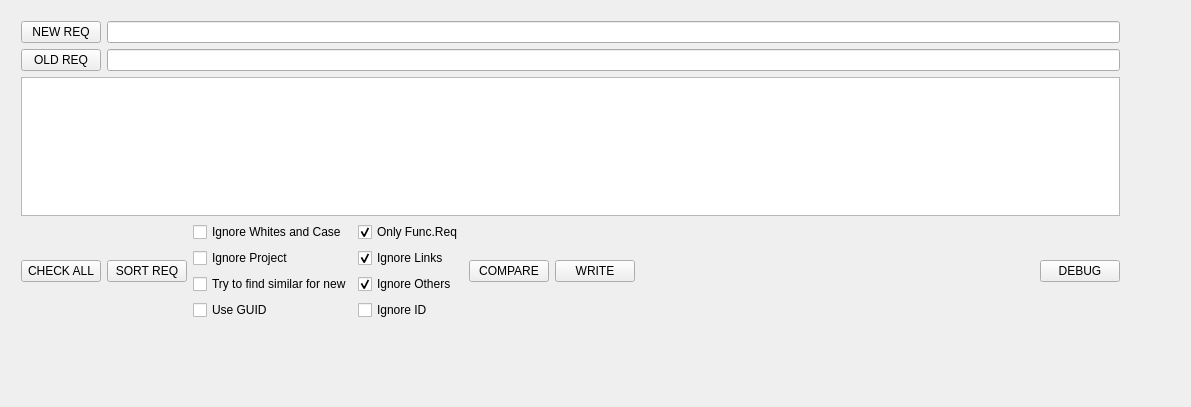
Old version of the form CompareReqGUI/mainwindow.ui in the repository svobodapraha/CompareReqGUI.
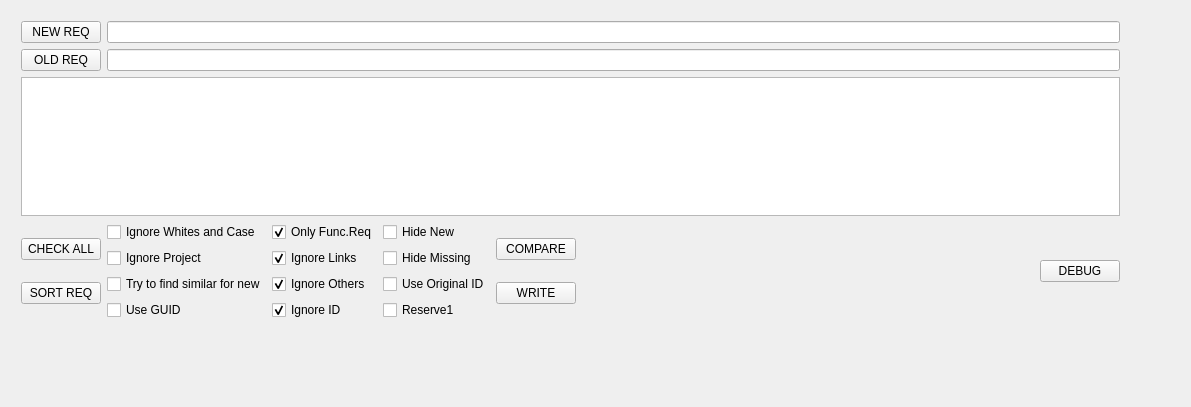
New version of the form.

Commit message: Porovnání podle original ID, skrytí new a missing

Patch:
```diff
--- a/CompareReqGUI/mainwindow.ui
+++ b/CompareReqGUI/mainwindow.ui
@@ -75,6 +75,8 @@
         <enum>QLayout::SetDefaultConstraint</enum>
        </property>
        <item>
+        <layout class="QVBoxLayout" name="verticalLayout_5">
+         <item>
         <widget class="QPushButton" name="btn_CheckAll">
          <property name="text">
           <string>CHECK ALL</string>
@@ -88,6 +90,8 @@
          </property>
         </widget>
        </item>
+        </layout>
+       </item>
        <item>
         <layout class="QVBoxLayout" name="verticalLayout_3">
          <item>
@@ -160,10 +164,47 @@
            <property name="text">
             <string>Ignore ID</string>
            </property>
+           <property name="checked">
+            <bool>true</bool>
+           </property>
           </widget>
          </item>
         </layout>
        </item>
+       <item>
+        <layout class="QVBoxLayout" name="verticalLayout_4">
+         <item>
+          <widget class="QCheckBox" name="cb_HideNew">
+           <property name="text">
+            <string>Hide New</string>
+           </property>
+          </widget>
+         </item>
+         <item>
+          <widget class="QCheckBox" name="cb_HideMissing">
+           <property name="text">
+            <string>Hide Missing</string>
+           </property>
+          </widget>
+         </item>
+         <item>
+          <widget class="QCheckBox" name="cb_UseOriginalID">
+           <property name="text">
+            <string>Use Original ID</string>
+           </property>
+          </widget>
+         </item>
+         <item>
+          <widget class="QCheckBox" name="cb_Reserve1">
+           <property name="text">
+            <string>Reserve1</string>
+           </property>
+          </widget>
+         </item>
+        </layout>
+       </item>
+       <item>
+        <layout class="QVBoxLayout" name="verticalLayout_6">
        <item>
         <widget class="QPushButton" name="btnCompare">
          <property name="text">
@@ -177,6 +218,8 @@
           <string>WRITE</string>
          </property>
         </widget>
+         </item>
+        </layout>
        </item>
        <item>
         <spacer name="horizontalSpacer">
```
Lines whose indentation alone changed are shown as unchanged. The commit also changes 4 other files.
